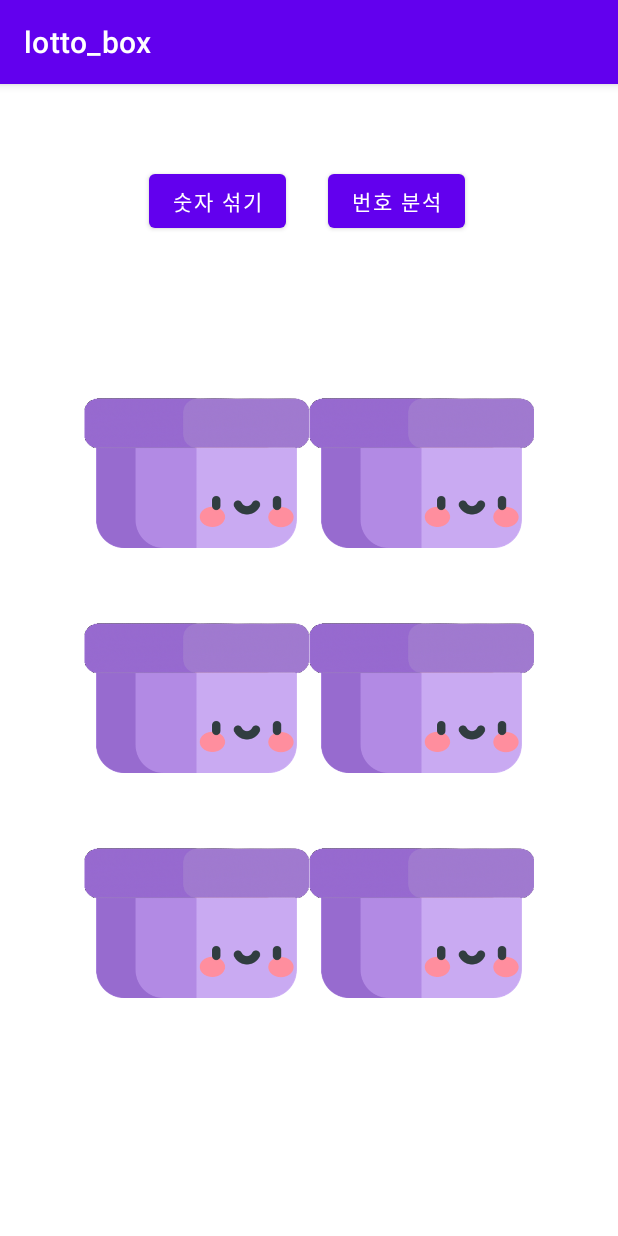
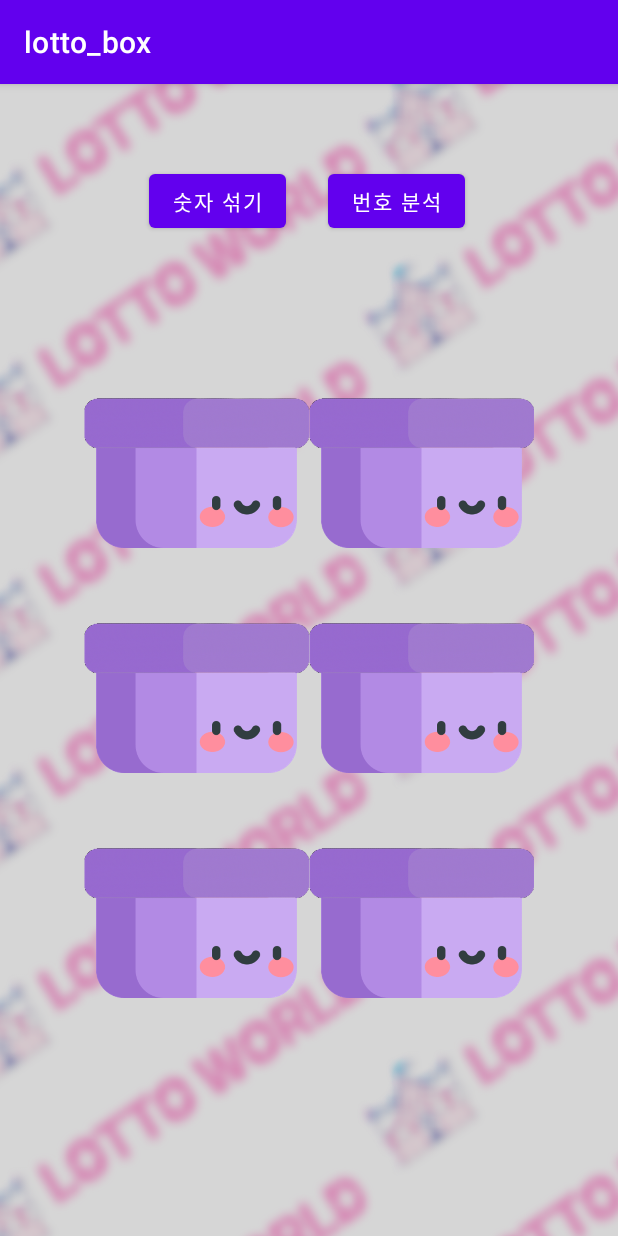
Before and after one commit to sthsssss/lw2, an Android app: the screen it shows after launch (MainActivity), on a phone screen of 412 x 824 dp. Run offline under Robolectric (Android 15) with nearby library versions, the phone set to English and light mode, and no system bars.

Commit message:
Add backgound & sound

```diff
--- a/app/src/main/res/layout/activity_main.xml
+++ b/app/src/main/res/layout/activity_main.xml
@@ -4,6 +4,7 @@
   xmlns:tools="http://schemas.android.com/tools"
   android:layout_width="match_parent"
   android:layout_height="match_parent"
+  android:background="@drawable/background_blur"
   tools:context=".MainActivity">
 
   <LinearLayout
@@ -25,17 +26,17 @@
         android:id="@+id/textView1"
         android:layout_width="150dp"
         android:layout_height="150dp"
+        android:background="@drawable/box"
         android:gravity="center_vertical|center_horizontal"
-        android:textSize="38sp"
-        android:background="@drawable/box" />
+        android:textSize="38sp" />
 
       <TextView
         android:id="@+id/textView2"
         android:layout_width="150dp"
         android:layout_height="150dp"
+        android:background="@drawable/box"
         android:gravity="center_vertical|center_horizontal"
-        android:textSize="38sp"
-        android:background="@drawable/box" />
+        android:textSize="38sp" />
     </LinearLayout>
 
     <LinearLayout
@@ -47,17 +48,17 @@
         android:id="@+id/textView3"
         android:layout_width="150dp"
         android:layout_height="150dp"
+        android:background="@drawable/box"
         android:gravity="center_vertical|center_horizontal"
-        android:textSize="38sp"
-        android:background="@drawable/box"/>
+        android:textSize="38sp" />
 
       <TextView
         android:id="@+id/textView4"
         android:layout_width="150dp"
         android:layout_height="150dp"
+        android:background="@drawable/box"
         android:gravity="center_vertical|center_horizontal"
-        android:textSize="38sp"
-        android:background="@drawable/box" />
+        android:textSize="38sp" />
 
     </LinearLayout>
 
@@ -70,17 +71,17 @@
         android:id="@+id/textView5"
         android:layout_width="150dp"
         android:layout_height="150dp"
+        android:background="@drawable/box"
         android:gravity="center_vertical|center_horizontal"
-        android:textSize="38sp"
-        android:background="@drawable/box"/>
+        android:textSize="38sp" />
 
       <TextView
         android:id="@+id/textView6"
         android:layout_width="150dp"
         android:layout_height="150dp"
+        android:background="@drawable/box"
         android:gravity="center_vertical|center_horizontal"
-        android:textSize="38sp"
-        android:background="@drawable/box"/>
+        android:textSize="38sp" />
     </LinearLayout>
   </LinearLayout>
 
```
Also changed, not shown: app/src/main/res/drawable/background.png (added), app/src/main/res/drawable/background_blur.png (added), 1 other file.
